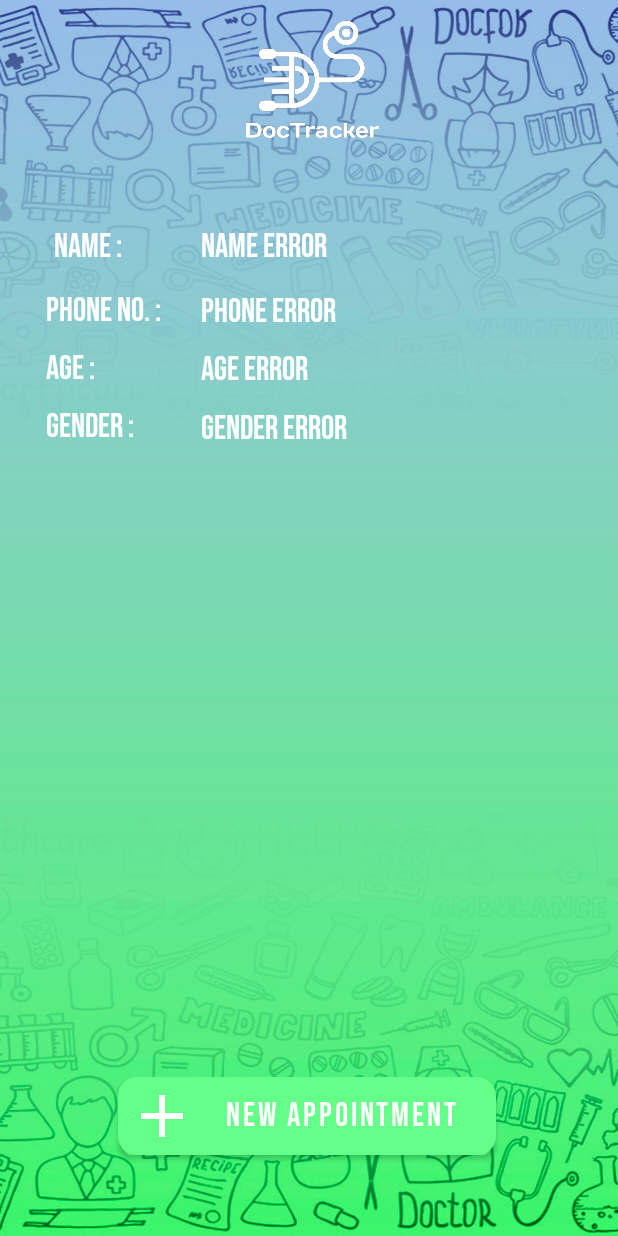
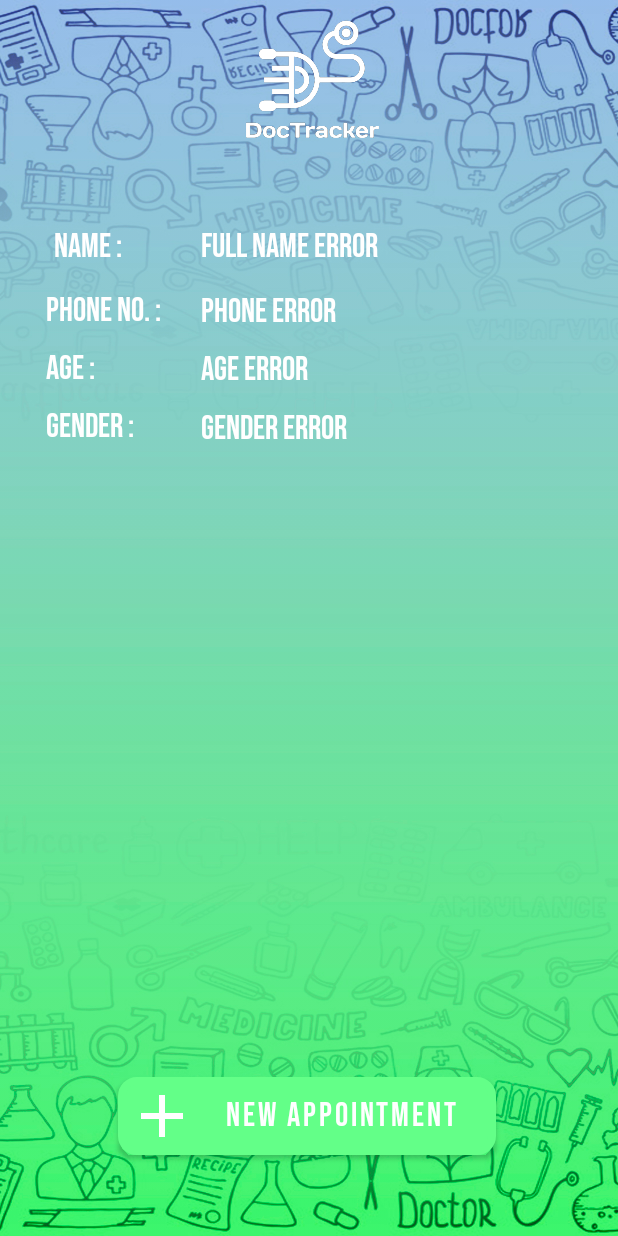
Before and after one commit to pratik1024/DocTrack00, an Android app: the MainActivity5 screen opened directly, with no data from a screen before it, on a phone screen of 412 x 824 dp. Run offline under Robolectric (Android 15) with nearby library versions, the phone set to English and light mode, and no system bars; Roboto replaces fonts that are not available here.

Commit message:
Change in UI

```diff
--- a/app/src/main/res/layout/activity_main5.xml
+++ b/app/src/main/res/layout/activity_main5.xml
@@ -143,7 +143,7 @@
         android:layout_height="36dp"
         android:fontFamily="@font/bebas_neue"
         android:paddingLeft="10sp"
-        android:text="Name Error"
+        android:text="Full Name Error"
         android:textColor="@color/white"
         android:textSize="22sp"
         app:layout_constraintBottom_toBottomOf="@+id/gd_end_dtls"
```
